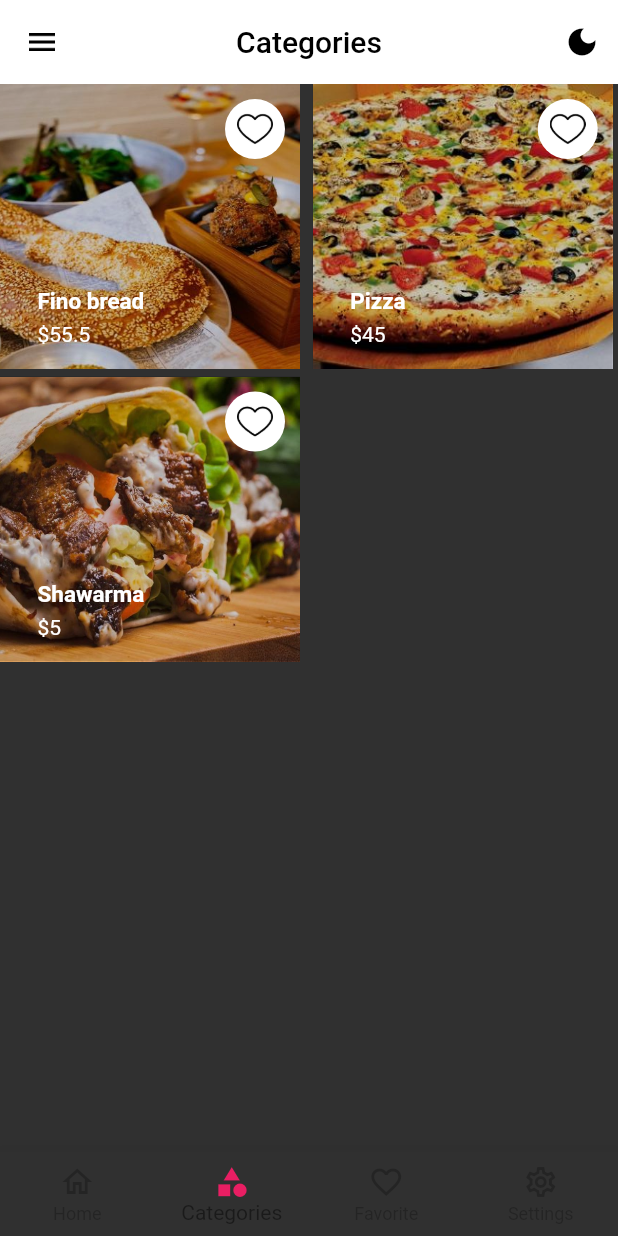
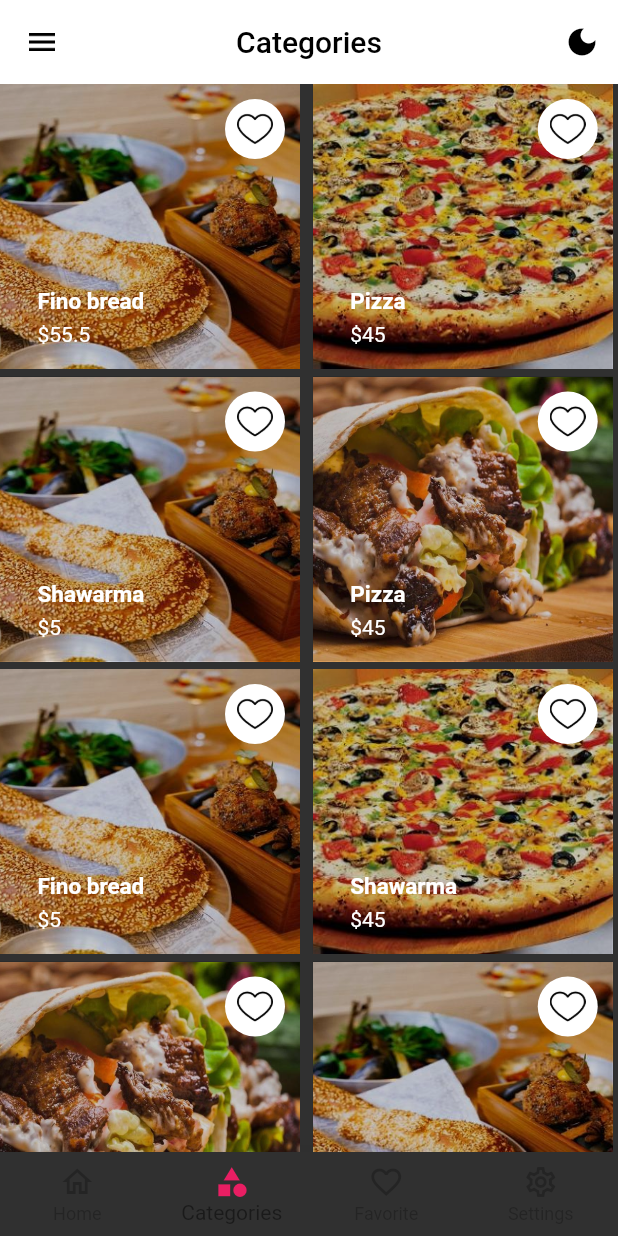
Before and after one commit to Mohamadimad28/restaurantappnew, a Flutter app: the screen it shows after launch, item 2 of the bottom bar chosen, after a tap on the "dark mode" icon, on a phone screen of 412 x 824 dp. Run offline on Flutter 3.47's test engine with Material 2 defaults, Android fonts, the light colour scheme and no system bars.

Commit message:
first edit

```diff
--- a/lib/model/fastest_delivery.dart
+++ b/lib/model/fastest_delivery.dart
@@ -1,6 +1,6 @@
 class FastestDelivery {
   String image;
-  String? name;
+  String name;
   String description;
   String address;
   double evaluation;
--- a/lib/model/foodmodle.dart
+++ b/lib/model/foodmodle.dart
@@ -9,6 +9,14 @@ class Food {
   static List<Food> DataFood = [
     Food('assest/images/Resturant3.jpg', 'Fino bread', '\$55.5'),
     Food('assest/images/Resturant4.jpg', 'Pizza', '\$45'),
-    Food('assest/images/Resturant5.jpg', 'Shawarma', '\$5'),
+    Food('assest/images/Resturant3.jpg', 'Shawarma', '\$5'),
+    Food('assest/images/Resturant5.jpg', 'Pizza', '\$45'),
+    Food('assest/images/Resturant3.jpg', 'Fino bread', '\$5'),
+    Food('assest/images/Resturant4.jpg', 'Shawarma', '\$45'),
+    Food('assest/images/Resturant5.jpg', 'Fino bread', '\$5'),
+    Food('assest/images/Resturant3.jpg', 'Fino bread', '\$5'),
+    Food('assest/images/Resturant4.jpg', 'Shawarma', '\$45'),
+    Food('assest/images/Resturant5.jpg', 'Fino bread', '\$5'),
+
   ];
 }
--- a/lib/screens/details_screen.dart
+++ b/lib/screens/details_screen.dart
@@ -1,18 +1,17 @@
-import 'package:flutter/material.dart';
-import 'package:restaurantappnew/model/fastest_delivery.dart';
-
-class DetailsScreen extends StatelessWidget {
-  FastestDelivery data;
-
-  DetailsScreen(this.data);
-
-  @override
-  Widget build(BuildContext context) {
-    return Scaffold(
-      appBar: AppBar(
-
-        title: Text(data.name!),
-      ),
-    );
-  }
-}
+// import 'package:flutter/material.dart';
+// import 'package:restaurantappnew/model/fastest_delivery.dart';
+//
+// class DetailsScreen extends StatelessWidget {
+//   FastestDelivery data;
+//
+//   DetailsScreen(this.data);
+//
+//   @override
+//   Widget build(BuildContext context) {
+//     return Scaffold(
+//       appBar: AppBar(
+//         title: Text(data.name),
+//       ),
+//     );
+//   }
+// }
--- a/lib/screens/food_screen.dart
+++ b/lib/screens/food_screen.dart
@@ -3,19 +3,17 @@ import 'package:restaurantappnew/model/foodmodle.dart';
 import 'package:restaurantappnew/widget/favoritePost.dart';
 
 class FoodScreen extends StatelessWidget {
-  Food food;
+  Food? food;
   // Function function;
-  FoodScreen(this.food);
+  FoodScreen([this.food]);
 
   @override
   Widget build(BuildContext context) {
-    return ListView(
-      children: [
-        SizedBox(
-          height: 600,
+    return SizedBox(
+      height: 1000,
       child: GridView.builder(
           itemCount: Food.DataFood.length,
-              gridDelegate: SliverGridDelegateWithFixedCrossAxisCount(
+          gridDelegate: const SliverGridDelegateWithFixedCrossAxisCount(
             crossAxisCount: 2,
             crossAxisSpacing: 5,
             mainAxisSpacing: 5,
@@ -24,8 +22,6 @@ class FoodScreen extends StatelessWidget {
           itemBuilder: (context, index) {
             return Favorite_Post(Food.DataFood[index]);
           }),
-        ),
-      ],
     );
   }
 }
--- a/lib/screens/homescreen.dart
+++ b/lib/screens/homescreen.dart
@@ -53,7 +53,7 @@ class HomeScreen extends StatelessWidget {
               // physics: NeverScrollableScrollPhysics(),
               itemCount: Resturant.resturant.length,
               itemBuilder: (context, index) {
-                return List_view_Resturant(Resturant.resturant[index]);
+                return List_View_Resturant(Resturant.resturant[index]);
               }),
         )
       ],
--- a/lib/screens/main_screen.dart
+++ b/lib/screens/main_screen.dart
@@ -1,6 +1,5 @@
 import 'package:flutter/material.dart';
 import 'package:restaurantappnew/model/bn_item.dart';
-import 'package:restaurantappnew/model/fastest_delivery.dart';
 import 'package:restaurantappnew/model/foodmodle.dart';
 import 'package:restaurantappnew/screens/favorite_screen.dart';
 import 'package:restaurantappnew/screens/food_screen.dart';
@@ -21,16 +20,17 @@ class MainScreen extends StatefulWidget {
 class _MainScreenState extends State<MainScreen> {
   int _currentIndex = 0;
 
-  // likePost(Food food) {
-  //   food.isLike = !food.isLike;
-  //   setState((){});
-  // }
+  likePost(Food food) {
+    int index = Food.DataFood.indexOf(food);
+    Food.DataFood[index].isLike = !Food.DataFood[index].isLike;
+    setState(() {});
+  }
 
   final List<BnItem> _bnItem = [
     BnItem(title: 'Home', widget: HomeScreen()),
-    BnItem(title: 'Categories', widget: FoodScreen(Food('', '', ''))),
+    BnItem(title: 'Categories', widget: FoodScreen()),
     BnItem(title: 'Favorite', widget: FavoriteScreen()),
-    BnItem(title: 'Setting', widget: SettingScreen()),
+    const BnItem(title: 'Setting', widget: SettingScreen()),
   ];
 
   @override
@@ -50,21 +50,21 @@ class _MainScreenState extends State<MainScreen> {
         ),
         title: Text(
           _bnItem[_currentIndex].title,
-          style: TextStyle(color: Colors.black),
+          style: const TextStyle(color: Colors.black),
         ),
         centerTitle: true,
         actions: [
           (_currentIndex == 3)
               ? IconButton(
                   onPressed: () {},
-                  icon: Icon(Icons.logout),
+                  icon: const Icon(Icons.logout),
                   color: Colors.black,
                 )
               : IconButton(
                   onPressed: () {
                     widget.myFun();
                   },
-                  icon: Icon(Icons.dark_mode),
+                  icon: const Icon(Icons.dark_mode),
                   color: Colors.black,
                 ),
         ],
--- a/lib/widget/favoritePost.dart
+++ b/lib/widget/favoritePost.dart
@@ -4,14 +4,18 @@ import 'package:restaurantappnew/model/foodmodle.dart';
 class Favorite_Post extends StatefulWidget {
   Food data;
   // Function fun;
-
   Favorite_Post(this.data,);
-
   @override
   State<Favorite_Post> createState() => _Favorite_PostState();
 }
 
 class _Favorite_PostState extends State<Favorite_Post> {
+
+  likePost(Food food) {
+    int index = Food.DataFood.indexOf(food);
+    Food.DataFood[index].isLike = !Food.DataFood[index].isLike;
+    setState(() {});
+  }
   @override
   Widget build(BuildContext context) {
     return Stack(
@@ -34,18 +38,18 @@ class _Favorite_PostState extends State<Favorite_Post> {
               children: [
                 Text(
                   widget.data.name,
-                  style: TextStyle(
+                  style: const TextStyle(
                     color: Colors.white,
                     fontWeight: FontWeight.bold,
                     fontSize: 15,
                   ),
                 ),
-                SizedBox(
+                const SizedBox(
                   height: 5,
                 ),
                 Text(
                   widget.data.price,
-                  style: TextStyle(
+                  style: const TextStyle(
                     color: Colors.white,
                   ),
                 ),
@@ -61,9 +65,10 @@ class _Favorite_PostState extends State<Favorite_Post> {
             radius: 20,
             child: IconButton(
               onPressed: () {
-                widget.data.isLike = ! widget.data.isLike;
-                // widget.fun(widget.data);
-                setState(() {});
+                 likePost(widget.data);
+                // widget.data.isLike = ! widget.data.isLike;
+                // // widget.fun(widget.data);
+                // setState(() {});
               },
               icon: widget.data.isLike
                   ? Image.asset('assest/images/heart.png')
--- a/lib/widget/gridviewfood.dart
+++ b/lib/widget/gridviewfood.dart
@@ -29,7 +29,7 @@ class GridViewFood extends StatelessWidget {
                 crossAxisAlignment: CrossAxisAlignment.start,
                 children: [
                   Text(
-                    data.name!,
+                    data.name,
                     style: TextStyle(fontSize: 18, fontWeight: FontWeight.bold),
                   ),
                   SizedBox(
--- a/lib/widget/listviewresturant.dart
+++ b/lib/widget/listviewresturant.dart
@@ -1,8 +1,8 @@
 import 'package:flutter/material.dart';
 import 'package:restaurantappnew/model/resturant.dart';
 
-class List_view_Resturant extends StatelessWidget {
-  List_view_Resturant(this.data);
+class List_View_Resturant extends StatelessWidget {
+  List_View_Resturant(this.data);
 
   Resturant data;
 
@@ -10,7 +10,7 @@ class List_view_Resturant extends StatelessWidget {
   Widget build(BuildContext context) {
     return Card(
       elevation: 5,
-      child: Container(
+      child: SizedBox(
         height: 200,
         child: Row(
           children: [
@@ -22,7 +22,8 @@ class List_view_Resturant extends StatelessWidget {
                 fit: BoxFit.cover,
               ),
             ),
-            Container(
+            Expanded(
+              child: Container(
                 width: 210,
                 height: 200,
                 child: Padding(
@@ -37,13 +38,13 @@ class List_view_Resturant extends StatelessWidget {
                         children: [
                           Text(
                             data.name,
-                          style: TextStyle(
+                            style: const TextStyle(
                               fontSize: 18,
                               fontWeight: FontWeight.bold,
                             ),
                           ),
-                        Spacer(),
-                        Text(
+                          const Spacer(),
+                          const Text(
                             'Open now',
                             style: TextStyle(
                               fontSize: 12,
@@ -52,22 +53,22 @@ class List_view_Resturant extends StatelessWidget {
                           ),
                         ],
                       ),
-                    SizedBox(
+                      const SizedBox(
                         height: 10,
                       ),
                       Text(
                         data.description,
-                      style: TextStyle(
+                        style: const TextStyle(
                             fontSize: 12,
                             fontWeight: FontWeight.normal,
                             color: Color(0xFF8A8A8A)),
                       ),
-                    SizedBox(
+                      const SizedBox(
                         height: 10,
                       ),
                       Row(
                         children: [
-                        ImageIcon(
+                          const ImageIcon(
                             AssetImage(
                               'assest/imagesicons/Icon  Geo_Black.png',
                             ),
@@ -75,7 +76,7 @@ class List_view_Resturant extends StatelessWidget {
                           ),
                           Text(
                             data.address,
-                          style: TextStyle(
+                            style: const TextStyle(
                               fontSize: 12,
                               fontWeight: FontWeight.normal,
                               color: Colors.black,
@@ -83,32 +84,32 @@ class List_view_Resturant extends StatelessWidget {
                           ),
                         ],
                       ),
-                    SizedBox(
+                      const SizedBox(
                         height: 10,
                       ),
                       Text(
                         data.numberPeople,
-                      style: TextStyle(
+                        style: const TextStyle(
                           fontSize: 12,
                           fontWeight: FontWeight.normal,
                           color: Colors.black,
                         ),
                       ),
-                    SizedBox(
+                      const SizedBox(
                         height: 10,
                       ),
                       Row(
                         children: [
-                        Icon(
+                          const Icon(
                             Icons.star,
                             color: Color(0xFF75A43C),
                           ),
-                        SizedBox(
+                          const SizedBox(
                             width: 5,
                           ),
                           Text(
                             '${data.evaluation}',
-                          style: TextStyle(
+                            style: const TextStyle(
                                 fontSize: 11,
                                 fontWeight: FontWeight.normal,
                                 color: Color(0xFF474747)),
@@ -119,6 +120,7 @@ class List_view_Resturant extends StatelessWidget {
                   ),
                 ),
               ),
+            ),
           ],
         ),
       ),
```
Lines whose indentation alone changed are shown as unchanged.
